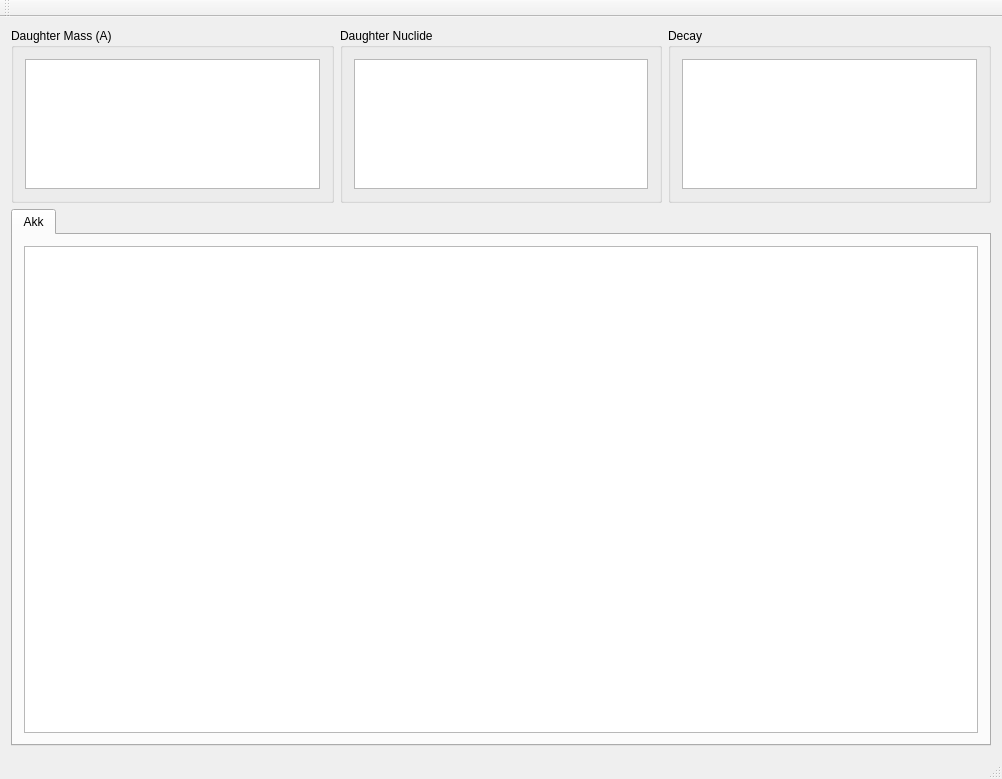
The window that spectrator/Spectrator.ui (ferdymercury/nuclei) describes before a commit, drawn with Qt 5.
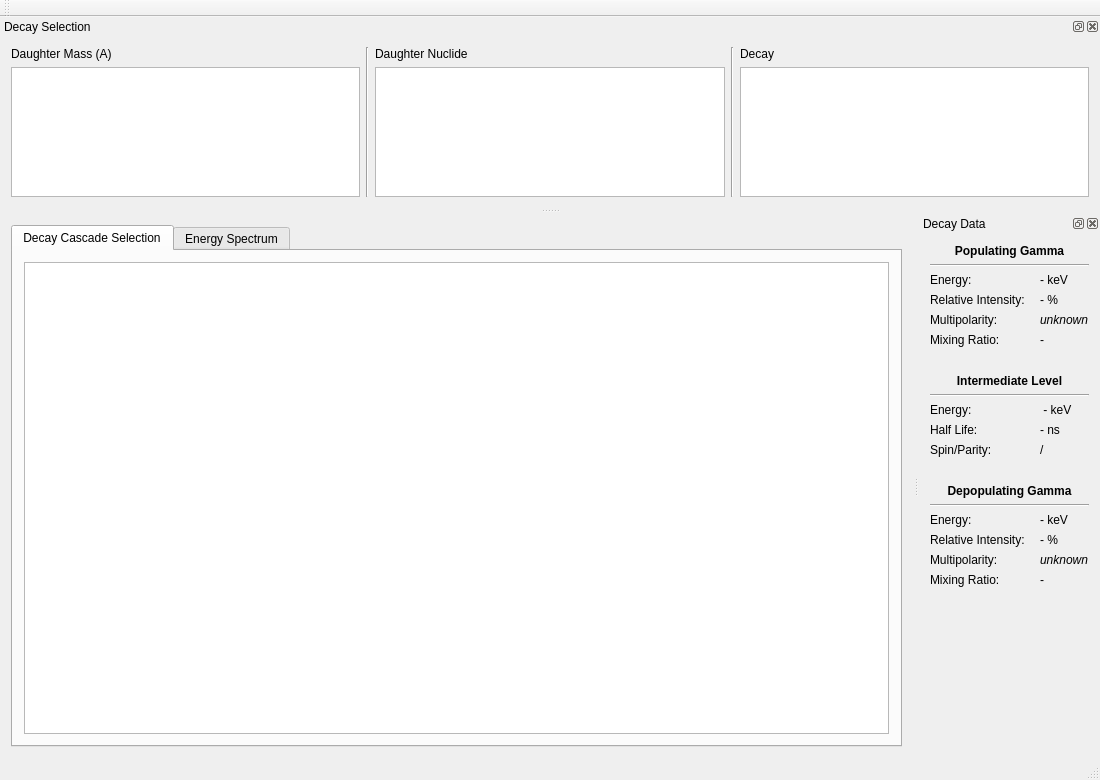
The same window after the commit.

What changed in the file:
```diff
--- a/spectrator/Spectrator.ui
+++ b/spectrator/Spectrator.ui
@@ -6,8 +6,8 @@
    <rect>
     <x>0</x>
     <y>0</y>
-    <width>1002</width>
-    <height>779</height>
+    <width>1100</width>
+    <height>780</height>
    </rect>
   </property>
   <property name="windowTitle">
@@ -15,85 +15,6 @@
   </property>
   <widget class="QWidget" name="centralWidget">
    <layout class="QVBoxLayout" name="verticalLayout_3">
-    <item>
-     <layout class="QHBoxLayout" name="horizontalLayout">
-      <item>
-       <widget class="QGroupBox" name="aGroupBox">
-        <property name="title">
-         <string>Daughter Mass (A)</string>
-        </property>
-        <layout class="QVBoxLayout" name="verticalLayout_2">
-         <item>
-          <widget class="QListWidget" name="aListWidget">
-           <property name="sizePolicy">
-            <sizepolicy hsizetype="Expanding" vsizetype="Preferred">
-             <horstretch>0</horstretch>
-             <verstretch>0</verstretch>
-            </sizepolicy>
-           </property>
-           <property name="maximumSize">
-            <size>
-             <width>16777215</width>
-             <height>130</height>
-            </size>
-           </property>
-          </widget>
-         </item>
-        </layout>
-       </widget>
-      </item>
-      <item>
-       <widget class="QGroupBox" name="nuclideGroupBox">
-        <property name="title">
-         <string>Daughter Nuclide</string>
-        </property>
-        <layout class="QVBoxLayout" name="verticalLayout_5">
-         <item>
-          <widget class="QListWidget" name="nuclideListWidget">
-           <property name="sizePolicy">
-            <sizepolicy hsizetype="Expanding" vsizetype="Preferred">
-             <horstretch>0</horstretch>
-             <verstretch>0</verstretch>
-            </sizepolicy>
-           </property>
-           <property name="maximumSize">
-            <size>
-             <width>16777215</width>
-             <height>130</height>
-            </size>
-           </property>
-          </widget>
-         </item>
-        </layout>
-       </widget>
-      </item>
-      <item>
-       <widget class="QGroupBox" name="decayGroupBox">
-        <property name="title">
-         <string>Decay</string>
-        </property>
-        <layout class="QVBoxLayout" name="verticalLayout">
-         <item>
-          <widget class="QListWidget" name="decayListWidget">
-           <property name="sizePolicy">
-            <sizepolicy hsizetype="Expanding" vsizetype="Preferred">
-             <horstretch>0</horstretch>
-             <verstretch>0</verstretch>
-            </sizepolicy>
-           </property>
-           <property name="maximumSize">
-            <size>
-             <width>16777215</width>
-             <height>130</height>
-            </size>
-           </property>
-          </widget>
-         </item>
-        </layout>
-       </widget>
-      </item>
-     </layout>
-    </item>
     <item>
      <widget class="QTabWidget" name="tabWidget">
       <property name="currentIndex">
@@ -101,7 +22,7 @@
       </property>
       <widget class="QWidget" name="tab">
        <attribute name="title">
-        <string>Akk</string>
+        <string>Decay Cascade Selection</string>
        </attribute>
        <layout class="QVBoxLayout" name="verticalLayout_4">
         <item>
@@ -109,6 +30,11 @@
         </item>
        </layout>
       </widget>
+      <widget class="QWidget" name="energySpectrumTab">
+       <attribute name="title">
+        <string>Energy Spectrum</string>
+       </attribute>
+      </widget>
      </widget>
     </item>
    </layout>
@@ -132,6 +58,392 @@
    </attribute>
   </widget>
   <widget class="QStatusBar" name="statusBar"/>
+  <widget class="QDockWidget" name="decayCascadeDock">
+   <property name="allowedAreas">
+    <set>Qt::LeftDockWidgetArea|Qt::RightDockWidgetArea</set>
+   </property>
+   <property name="windowTitle">
+    <string>Decay Data</string>
+   </property>
+   <attribute name="dockWidgetArea">
+    <number>2</number>
+   </attribute>
+   <widget class="QWidget" name="dockWidgetContents">
+    <layout class="QFormLayout" name="formLayout">
+     <property name="fieldGrowthPolicy">
+      <enum>QFormLayout::ExpandingFieldsGrow</enum>
+     </property>
+     <property name="horizontalSpacing">
+      <number>15</number>
+     </property>
+     <item row="0" column="0" colspan="2">
+      <widget class="QLabel" name="popGammaLabel">
+       <property name="font">
+        <font>
+         <weight>75</weight>
+         <bold>true</bold>
+        </font>
+       </property>
+       <property name="text">
+        <string>Populating Gamma</string>
+       </property>
+       <property name="alignment">
+        <set>Qt::AlignCenter</set>
+       </property>
+      </widget>
+     </item>
+     <item row="2" column="0" colspan="2">
+      <widget class="Line" name="line_4">
+       <property name="orientation">
+        <enum>Qt::Horizontal</enum>
+       </property>
+      </widget>
+     </item>
+     <item row="3" column="0">
+      <widget class="QLabel" name="popEnergyLabel">
+       <property name="text">
+        <string>Energy:</string>
+       </property>
+      </widget>
+     </item>
+     <item row="3" column="1">
+      <widget class="QLabel" name="popEnergy">
+       <property name="text">
+        <string>- keV</string>
+       </property>
+      </widget>
+     </item>
+     <item row="4" column="0">
+      <widget class="QLabel" name="popIntensityLabel">
+       <property name="text">
+        <string>Relative Intensity:</string>
+       </property>
+      </widget>
+     </item>
+     <item row="4" column="1">
+      <widget class="QLabel" name="popIntensity">
+       <property name="text">
+        <string>- %</string>
+       </property>
+      </widget>
+     </item>
+     <item row="5" column="0">
+      <widget class="QLabel" name="popMultipolarityLabel">
+       <property name="text">
+        <string>Multipolarity:</string>
+       </property>
+      </widget>
+     </item>
+     <item row="5" column="1">
+      <widget class="QLabel" name="popMultipolarity">
+       <property name="text">
+        <string>&lt;i&gt;unknown&lt;/i&gt;</string>
+       </property>
+      </widget>
+     </item>
+     <item row="6" column="0">
+      <widget class="QLabel" name="popMixingLabel">
+       <property name="text">
+        <string>Mixing Ratio:</string>
+       </property>
+      </widget>
+     </item>
+     <item row="6" column="1">
+      <widget class="QLabel" name="popMixing">
+       <property name="text">
+        <string>-</string>
+       </property>
+      </widget>
+     </item>
+     <item row="8" column="0" colspan="2">
+      <widget class="QLabel" name="intermedLevelLabel">
+       <property name="font">
+        <font>
+         <weight>75</weight>
+         <bold>true</bold>
+        </font>
+       </property>
+       <property name="text">
+        <string>Intermediate Level</string>
+       </property>
+       <property name="alignment">
+        <set>Qt::AlignCenter</set>
+       </property>
+      </widget>
+     </item>
+     <item row="9" column="0" colspan="2">
+      <widget class="Line" name="line_3">
+       <property name="orientation">
+        <enum>Qt::Horizontal</enum>
+       </property>
+      </widget>
+     </item>
+     <item row="7" column="0" colspan="2">
+      <spacer name="verticalSpacer">
+       <property name="orientation">
+        <enum>Qt::Vertical</enum>
+       </property>
+       <property name="sizeType">
+        <enum>QSizePolicy::Fixed</enum>
+       </property>
+       <property name="sizeHint" stdset="0">
+        <size>
+         <width>0</width>
+         <height>15</height>
+        </size>
+       </property>
+      </spacer>
+     </item>
+     <item row="11" column="0">
+      <widget class="QLabel" name="intHalfLifeLabel">
+       <property name="text">
+        <string>Half Life:</string>
+       </property>
+      </widget>
+     </item>
+     <item row="12" column="0">
+      <widget class="QLabel" name="intSpinLabel">
+       <property name="text">
+        <string>Spin/Parity:</string>
+       </property>
+      </widget>
+     </item>
+     <item row="10" column="0">
+      <widget class="QLabel" name="intEnergyLabel">
+       <property name="text">
+        <string>Energy:</string>
+       </property>
+      </widget>
+     </item>
+     <item row="14" column="0" colspan="2">
+      <widget class="QLabel" name="depopGammaLabel">
+       <property name="font">
+        <font>
+         <weight>75</weight>
+         <bold>true</bold>
+        </font>
+       </property>
+       <property name="text">
+        <string>Depopulating Gamma</string>
+       </property>
+       <property name="alignment">
+        <set>Qt::AlignCenter</set>
+       </property>
+      </widget>
+     </item>
+     <item row="13" column="0" colspan="2">
+      <spacer name="verticalSpacer_2">
+       <property name="orientation">
+        <enum>Qt::Vertical</enum>
+       </property>
+       <property name="sizeType">
+        <enum>QSizePolicy::Fixed</enum>
+       </property>
+       <property name="sizeHint" stdset="0">
+        <size>
+         <width>0</width>
+         <height>15</height>
+        </size>
+       </property>
+      </spacer>
+     </item>
+     <item row="15" column="0" colspan="2">
+      <widget class="Line" name="line_5">
+       <property name="orientation">
+        <enum>Qt::Horizontal</enum>
+       </property>
+      </widget>
+     </item>
+     <item row="16" column="0">
+      <widget class="QLabel" name="depopEnergyLabel">
+       <property name="text">
+        <string>Energy:</string>
+       </property>
+      </widget>
+     </item>
+     <item row="17" column="0">
+      <widget class="QLabel" name="depopIntensityLabel">
+       <property name="text">
+        <string>Relative Intensity:</string>
+       </property>
+      </widget>
+     </item>
+     <item row="18" column="0">
+      <widget class="QLabel" name="depopMultipolarityLabel">
+       <property name="text">
+        <string>Multipolarity:</string>
+       </property>
+      </widget>
+     </item>
+     <item row="19" column="0">
+      <widget class="QLabel" name="depopMixingLabel">
+       <property name="text">
+        <string>Mixing Ratio:</string>
+       </property>
+      </widget>
+     </item>
+     <item row="10" column="1">
+      <widget class="QLabel" name="intEnergy">
+       <property name="text">
+        <string> - keV</string>
+       </property>
+      </widget>
+     </item>
+     <item row="11" column="1">
+      <widget class="QLabel" name="intHalfLife">
+       <property name="text">
+        <string>- ns</string>
+       </property>
+      </widget>
+     </item>
+     <item row="12" column="1">
+      <widget class="QLabel" name="intSpin">
+       <property name="text">
+        <string>/</string>
+       </property>
+      </widget>
+     </item>
+     <item row="16" column="1">
+      <widget class="QLabel" name="depopEnergy">
+       <property name="text">
+        <string>- keV</string>
+       </property>
+      </widget>
+     </item>
+     <item row="17" column="1">
+      <widget class="QLabel" name="depopIntensity">
+       <property name="text">
+        <string>- %</string>
+       </property>
+      </widget>
+     </item>
+     <item row="18" column="1">
+      <widget class="QLabel" name="depopMultipolarity">
+       <property name="text">
+        <string>&lt;i&gt;unknown&lt;/i&gt;</string>
+       </property>
+      </widget>
+     </item>
+     <item row="19" column="1">
+      <widget class="QLabel" name="depopMixing">
+       <property name="text">
+        <string>-</string>
+       </property>
+      </widget>
+     </item>
+    </layout>
+   </widget>
+  </widget>
+  <widget class="QDockWidget" name="decaySelectorDock">
+   <property name="allowedAreas">
+    <set>Qt::BottomDockWidgetArea|Qt::TopDockWidgetArea</set>
+   </property>
+   <property name="windowTitle">
+    <string>Decay Selection</string>
+   </property>
+   <attribute name="dockWidgetArea">
+    <number>4</number>
+   </attribute>
+   <widget class="QWidget" name="dockWidgetContents_2">
+    <layout class="QHBoxLayout" name="horizontalLayout">
+     <item>
+      <layout class="QVBoxLayout" name="verticalLayout_5">
+       <item>
+        <widget class="QLabel" name="aLabel">
+         <property name="sizePolicy">
+          <sizepolicy hsizetype="Preferred" vsizetype="Fixed">
+           <horstretch>0</horstretch>
+           <verstretch>0</verstretch>
+          </sizepolicy>
+         </property>
+         <property name="text">
+          <string>Daughter Mass (A)</string>
+         </property>
+        </widget>
+       </item>
+       <item>
+        <widget class="QListWidget" name="aListWidget">
+         <property name="maximumSize">
+          <size>
+           <width>16777215</width>
+           <height>130</height>
+          </size>
+         </property>
+        </widget>
+       </item>
+      </layout>
+     </item>
+     <item>
+      <widget class="Line" name="line">
+       <property name="orientation">
+        <enum>Qt::Vertical</enum>
+       </property>
+      </widget>
+     </item>
+     <item>
+      <layout class="QVBoxLayout" name="verticalLayout_2">
+       <item>
+        <widget class="QLabel" name="nuclideLabel">
+         <property name="sizePolicy">
+          <sizepolicy hsizetype="Preferred" vsizetype="Fixed">
+           <horstretch>0</horstretch>
+           <verstretch>0</verstretch>
+          </sizepolicy>
+         </property>
+         <property name="text">
+          <string>Daughter Nuclide</string>
+         </property>
+        </widget>
+       </item>
+       <item>
+        <widget class="QListWidget" name="nuclideListWidget">
+         <property name="maximumSize">
+          <size>
+           <width>16777215</width>
+           <height>130</height>
+          </size>
+         </property>
+        </widget>
+       </item>
+      </layout>
+     </item>
+     <item>
+      <widget class="Line" name="line_2">
+       <property name="orientation">
+        <enum>Qt::Vertical</enum>
+       </property>
+      </widget>
+     </item>
+     <item>
+      <layout class="QVBoxLayout" name="verticalLayout">
+       <item>
+        <widget class="QLabel" name="decayLabel">
+         <property name="sizePolicy">
+          <sizepolicy hsizetype="Preferred" vsizetype="Fixed">
+           <horstretch>0</horstretch>
+           <verstretch>0</verstretch>
+          </sizepolicy>
+         </property>
+         <property name="text">
+          <string>Decay</string>
+         </property>
+        </widget>
+       </item>
+       <item>
+        <widget class="QListWidget" name="decayListWidget">
+         <property name="maximumSize">
+          <size>
+           <width>16777215</width>
+           <height>130</height>
+          </size>
+         </property>
+        </widget>
+       </item>
+      </layout>
+     </item>
+    </layout>
+   </widget>
+  </widget>
  </widget>
  <layoutdefault spacing="6" margin="11"/>
  <resources/>
```
Left out of the diff: 12 changed lines with no effect on the pictures.
